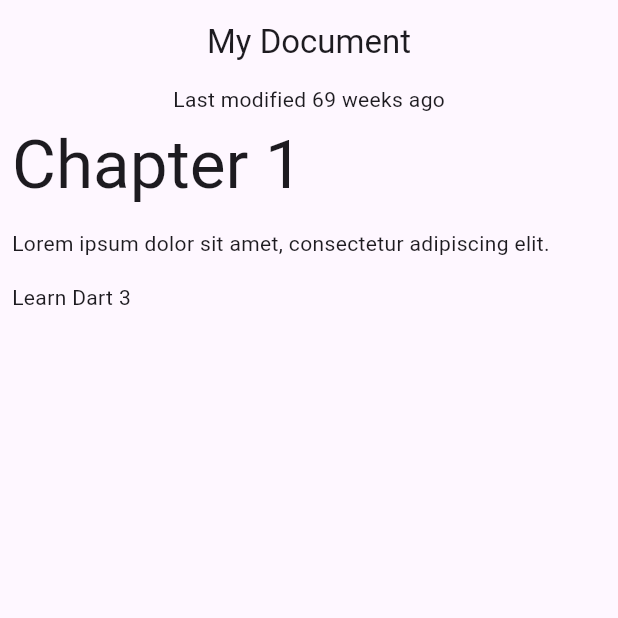
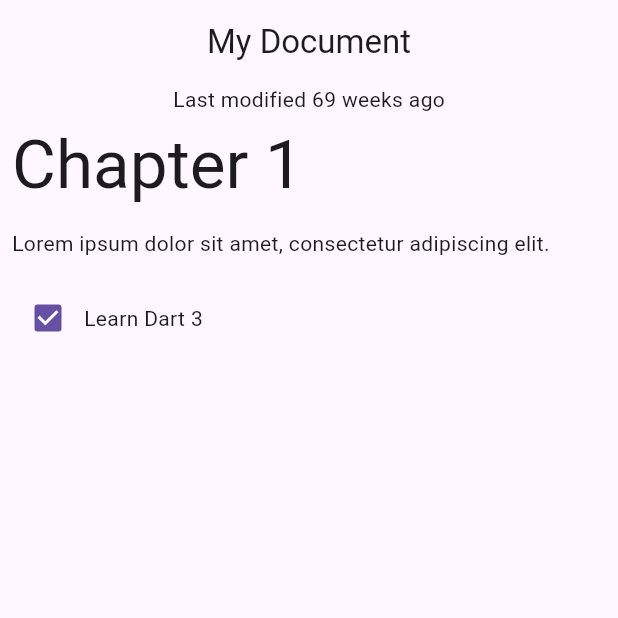
Before and after one commit to Vg34100/Flutter-Patterns, a Flutter app: the screen it shows after launch, on a phone screen of 412 x 824 dp, the top half of it. Run offline on Flutter 3.47's test engine with Material 3 defaults, Android fonts, the phone set to English and light mode, and no system bars.

Commit message:
seal a class

```diff
--- a/lib/data.dart
+++ b/lib/data.dart
@@ -31,18 +31,35 @@ class Document {
 }
 
 // Used to read and store the data for one of the blocks in the JSON data
-class Block {
-  final String type;
+sealed class Block { // sealed - class modifier that means you can only extend or implement this class in the same library
+  Block();
+
+  factory Block.fromJson(Map<String, Object?> json) {
+    return switch (json) {
+      {'type': 'h1', 'text': String text} => HeaderBlock(text),
+      {'type': 'p', 'text': String text} => ParagraphBlock(text),
+      {'type': 'checkbox', 'text': String text, 'checked': bool checked} =>
+        CheckboxBlock(text, checked),
+      _ => throw const FormatException('Unexpected JSON format'),
+    };
+  }
+}
+
+// Each of these classes correspond to the different type values from the JSON
+class HeaderBlock extends Block {
   final String text;
-  Block(this.type, this.text);
+  HeaderBlock(this.text);
+}
 
-  factory Block.fromJson(Map<String, dynamic> json) {
-    if (json case {'type': final type, 'text': final text}) {
-      return Block(type, text);
-    } else {
-      throw const FormatException('Unexpected JSON format');
-    }
-  }
+class ParagraphBlock extends Block {
+  final String text;
+  ParagraphBlock(this.text);
+}
+
+class CheckboxBlock extends Block {
+  final String text;
+  final bool isChecked;
+  CheckboxBlock(this.text, this.isChecked);
 }
 
 // Mocking incoming JSON data with a multi-line string
@@ -63,7 +80,7 @@ const documentJson = '''
     },
     {
       "type": "checkbox",
-      "checked": false,
+      "checked": true,
       "text": "Learn Dart 3"
     }
   ]
--- a/lib/main.dart
+++ b/lib/main.dart
@@ -76,20 +76,21 @@ class BlockWidget extends StatelessWidget {
 
   @override
   Widget build(BuildContext context) {
-    TextStyle? textStyle;
-    textStyle = switch (block.type) { // Turned a switch statement to a switch expression
-      'h1' => Theme.of(context).textTheme.displayMedium,
-      'p' || 'checkbox' => Theme.of(context).textTheme.bodyMedium,
-      _ => // Wildcard pattern - match everything else
-        Theme.of(context).textTheme.bodySmall
-    };
-
     return Container(
       margin: const EdgeInsets.all(8),
-      child: Text(
-        block.text,
-        style: textStyle,
-      ),
+      child: switch (block) { // Turned a switch statement to a switch expression
+        HeaderBlock(:final text) => Text(
+            text,
+            style: Theme.of(context).textTheme.displayMedium,
+          ),
+        ParagraphBlock(:final text) => Text(text),
+        CheckboxBlock(:final text, :final isChecked) => Row(
+            children: [
+              Checkbox(value: isChecked, onChanged: (_) {}),
+              Text(text),
+            ],
+          ),
+      },
     );
   }
 }
@@ -101,6 +102,7 @@ String formatDate(DateTime dateTime) {
   final today = DateTime.now();
   final difference = dateTime.difference(today);
 
+  // Exhaustive switch: every case is handled
   return switch (difference) {
     Duration(inDays: 0) => 'today',
     Duration(inDays: 1) => 'tomorrow',
```
